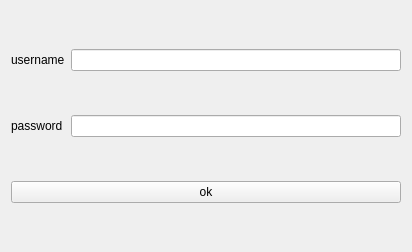
Qt form Dictionary/sizewidget.ui (youngjeff/qt) before a commit.
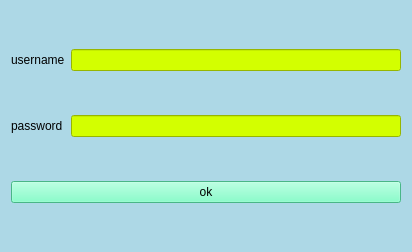
The same form after that commit.

What changed in the file:
```diff
--- a/Dictionary/sizewidget.ui
+++ b/Dictionary/sizewidget.ui
@@ -13,6 +13,9 @@
   <property name="windowTitle">
    <string>Form</string>
   </property>
+  <property name="styleSheet">
+   <string notr="true">background: lightblue;</string>
+  </property>
   <layout class="QGridLayout" name="gridLayout">
    <item row="0" column="0">
     <widget class="QLabel" name="userName">
@@ -22,7 +25,11 @@
     </widget>
    </item>
    <item row="0" column="1">
-    <widget class="QLineEdit" name="usrEdit"/>
+    <widget class="QLineEdit" name="usrEdit">
+     <property name="styleSheet">
+      <string notr="true">background-color:rgb(211, 255, 0)</string>
+     </property>
+    </widget>
    </item>
    <item row="1" column="0">
     <widget class="QLabel" name="passWord">
@@ -32,10 +39,18 @@
     </widget>
    </item>
    <item row="1" column="1">
-    <widget class="QLineEdit" name="passEdit"/>
+    <widget class="QLineEdit" name="passEdit">
+     <property name="styleSheet">
+      <string notr="true">background-color:rgb(211, 255, 0)
+</string>
+     </property>
+    </widget>
    </item>
    <item row="2" column="0" colspan="2">
     <widget class="QPushButton" name="sureButton">
+     <property name="styleSheet">
+      <string notr="true">background-color: rgb(102, 255, 189);</string>
+     </property>
      <property name="text">
       <string>ok</string>
      </property>
```
